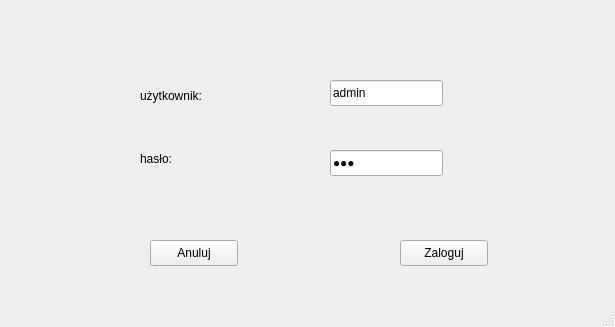
This is loginwindow.ui in eKrzaczkowska/BazyDanych as Qt 5 draws it before an edit. The edited form follows.
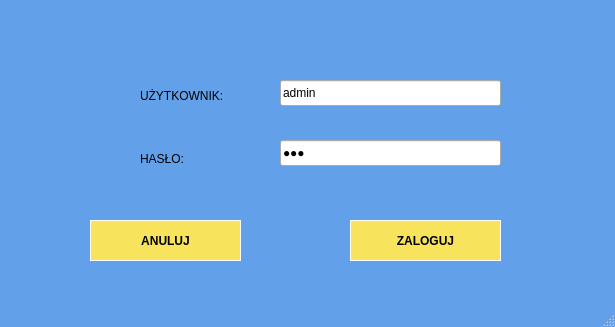
This is the edited form.

Commit message: changing colors of the app

```diff
--- a/loginwindow.ui
+++ b/loginwindow.ui
@@ -13,31 +13,48 @@
   <property name="windowTitle">
    <string>logInWindow</string>
   </property>
+  <property name="styleSheet">
+   <string notr="true">QMainWindow { background-color: rgb(98, 160, 234); border: rgb(0, 0, 0); }
+
+QPushButton { background-color: rgb(248, 228, 92); border: 1px solid white; }
+
+</string>
+  </property>
   <widget class="QWidget" name="centralwidget">
    <widget class="QPushButton" name="btnZaloguj">
     <property name="geometry">
      <rect>
-      <x>400</x>
-      <y>240</y>
-      <width>88</width>
-      <height>26</height>
+      <x>350</x>
+      <y>220</y>
+      <width>151</width>
+      <height>41</height>
      </rect>
     </property>
+    <property name="font">
+     <font>
+      <bold>true</bold>
+     </font>
+    </property>
     <property name="text">
-     <string>Zaloguj</string>
+     <string>ZALOGUJ</string>
     </property>
    </widget>
    <widget class="QPushButton" name="btnAnuluj">
     <property name="geometry">
      <rect>
-      <x>150</x>
-      <y>240</y>
-      <width>88</width>
-      <height>26</height>
+      <x>90</x>
+      <y>220</y>
+      <width>151</width>
+      <height>41</height>
      </rect>
     </property>
+    <property name="font">
+     <font>
+      <bold>true</bold>
+     </font>
+    </property>
     <property name="text">
-     <string>Anuluj</string>
+     <string>ANULUJ</string>
     </property>
     <property name="autoDefault">
      <bool>false</bool>
@@ -48,12 +65,12 @@
      <rect>
       <x>140</x>
       <y>80</y>
-      <width>91</width>
+      <width>131</width>
       <height>31</height>
      </rect>
     </property>
     <property name="text">
-     <string>użytkownik:</string>
+     <string>UŻYTKOWNIK:</string>
     </property>
    </widget>
    <widget class="QLabel" name="label_2">
@@ -66,15 +83,15 @@
      </rect>
     </property>
     <property name="text">
-     <string>hasło:</string>
+     <string>HASŁO:</string>
     </property>
    </widget>
    <widget class="QLineEdit" name="txtHaslo">
     <property name="geometry">
      <rect>
-      <x>330</x>
-      <y>150</y>
-      <width>113</width>
+      <x>280</x>
+      <y>140</y>
+      <width>221</width>
       <height>26</height>
      </rect>
     </property>
@@ -88,9 +105,9 @@
    <widget class="QLineEdit" name="txtUzytkownik">
     <property name="geometry">
      <rect>
-      <x>330</x>
+      <x>280</x>
       <y>80</y>
-      <width>113</width>
+      <width>221</width>
       <height>26</height>
      </rect>
     </property>
```
The commit also changes 5 other files.
